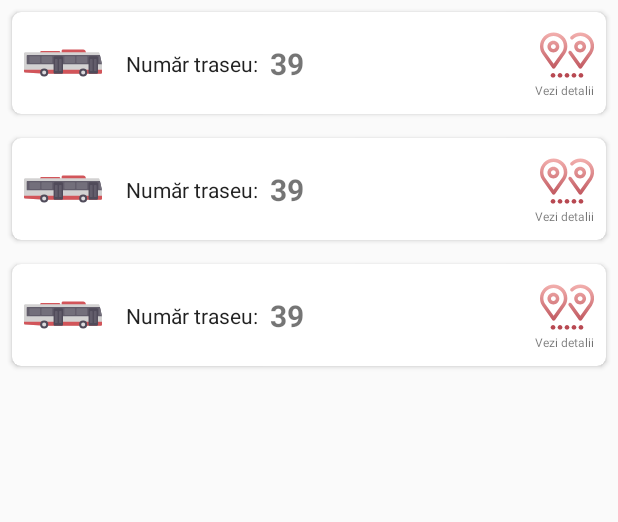
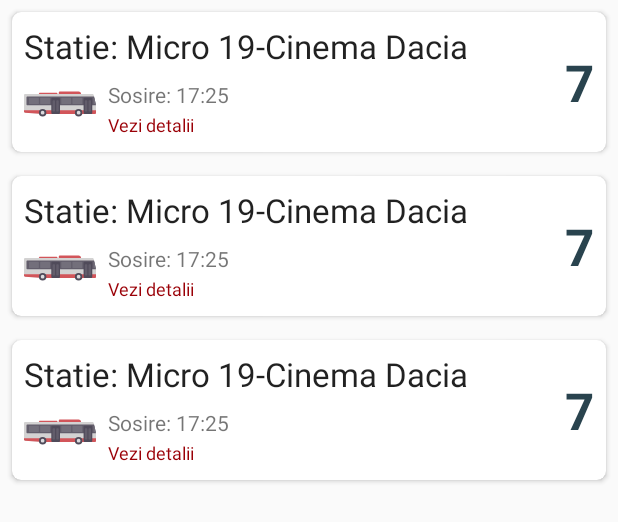
Before and after one commit to ViorelAlbastrelu/eticket, an Android app: the layout bus_frag02_routes.xml on its own in the app's theme, with its tools: preview values and no code run, on a phone screen of 412 x 824 dp. Shown: the top 522 px of the screen. Run offline under Robolectric (Android 15) with nearby library versions, the phone set to English and light mode, and no system bars.

Commit message:
Used item_scheduled_route in bus fragment
Minor UI adjustments.

```diff
--- a/app/src/main/java/com/faciee/cti/valbastrelu/eticket/ui/common/adapters/RoutesAdapter.kt
+++ b/app/src/main/java/com/faciee/cti/valbastrelu/eticket/ui/common/adapters/RoutesAdapter.kt
@@ -7,7 +7,7 @@ import androidx.databinding.DataBindingUtil
 import androidx.recyclerview.widget.DiffUtil
 import androidx.recyclerview.widget.RecyclerView
 import com.faciee.cti.valbastrelu.eticket.R
-import com.faciee.cti.valbastrelu.eticket.databinding.ItemRouteBinding
+import com.faciee.cti.valbastrelu.eticket.databinding.ItemScheduledRouteBinding
 import com.faciee.cti.valbastrelu.eticket.room.entities.Route
 import com.faciee.cti.valbastrelu.eticket.ui.bus.RouteClickListener
 import com.faciee.cti.valbastrelu.eticket.ui.common.adapters.RoutesAdapter.RouteViewHolder
@@ -30,11 +30,11 @@ class RoutesAdapter(private val clickCallback: RouteClickListener) : RecyclerVie
 		}
 
 	override fun onCreateViewHolder(parent: ViewGroup, viewType: Int): RouteViewHolder =
-			RouteViewHolder(DataBindingUtil.inflate(LayoutInflater.from(parent.context), R.layout.item_route, parent, false))
+			RouteViewHolder(DataBindingUtil.inflate(LayoutInflater.from(parent.context), R.layout.item_scheduled_route, parent, false))
 
 	override fun onBindViewHolder(holder: RouteViewHolder, position: Int) {
 		Log.d(TAG, "onBindViewHolder: called.")
-		holder.routeBinding.callback = clickCallback
+		holder.routeBinding.callback= clickCallback
 		holder.routeBinding.route = routes[position]
 	}
 
@@ -57,7 +57,7 @@ class RoutesAdapter(private val clickCallback: RouteClickListener) : RecyclerVie
 		result.dispatchUpdatesTo(this)
 	}
 
-	inner class RouteViewHolder(val routeBinding: ItemRouteBinding) : RecyclerView.ViewHolder(routeBinding.root)
+	inner class RouteViewHolder(val routeBinding: ItemScheduledRouteBinding) : RecyclerView.ViewHolder(routeBinding.root)
 
 	companion object {
 		private const val TAG = "RoutesAdapter"
--- a/app/src/main/java/com/faciee/cti/valbastrelu/eticket/ui/home/FeedItemViewHolder.kt
+++ b/app/src/main/java/com/faciee/cti/valbastrelu/eticket/ui/home/FeedItemViewHolder.kt
@@ -2,7 +2,6 @@ package com.faciee.cti.valbastrelu.eticket.ui.home
 
 import androidx.databinding.ViewDataBinding
 import androidx.recyclerview.widget.RecyclerView
-import com.faciee.cti.valbastrelu.eticket.databinding.ItemRouteBinding
 import com.faciee.cti.valbastrelu.eticket.databinding.ItemScheduledRouteBinding
 import com.faciee.cti.valbastrelu.eticket.databinding.ItemTicketBinding
 import com.faciee.cti.valbastrelu.eticket.databinding.ItemTicketParkingBinding
@@ -14,7 +13,6 @@ const val UNKNOWN_VIEW_TYPE = 0
 const val TICKET_VIEW_TYPE = 1
 const val PTICKET_VIEW_TYPE = 2
 const val ROUTE_VIEW_TYPE = 3
-const val TRIP_VIEW_TYPE = 4
 
 sealed class FeedItemViewHolder<ITEM>(binding: ViewDataBinding) : RecyclerView.ViewHolder(binding.root) {
 	abstract fun bind(item: ITEM)
@@ -36,9 +34,4 @@ sealed class FeedItemViewHolder<ITEM>(binding: ViewDataBinding) : RecyclerView.V
 			routeBinding.route = item
 		}
 	}
-
-	class TripFeedHolder(routeBinding: ItemRouteBinding) : FeedItemViewHolder<Route>(routeBinding) {
-		override fun bind(item: Route) {
-		}
-	}
 }
--- a/app/src/main/java/com/faciee/cti/valbastrelu/eticket/ui/home/HomeFeedAdapter.kt
+++ b/app/src/main/java/com/faciee/cti/valbastrelu/eticket/ui/home/HomeFeedAdapter.kt
@@ -55,7 +55,6 @@ class HomeFeedAdapter : RecyclerView.Adapter<FeedItemViewHolder<*>>() {
 			is FeedItemViewHolder.TicketFeedHolder -> holder.bind(feedItems[position] as Ticket)
 			is FeedItemViewHolder.ParkingTicketFeedHolder -> holder.bind(feedItems[position] as TicketParking)
 			is FeedItemViewHolder.RouteFeedHolder -> holder.bind(feedItems[position] as Route)
-			is FeedItemViewHolder.TripFeedHolder -> TODO()
 		}
 	}
 
--- a/app/src/main/res/layout/bus_frag02_routes.xml
+++ b/app/src/main/res/layout/bus_frag02_routes.xml
@@ -23,7 +23,7 @@
 			app:layout_constraintHorizontal_bias="1.0"
 			app:layout_constraintStart_toStartOf="parent"
 			app:layout_constraintTop_toTopOf="parent"
-			tools:listitem="@layout/item_route" />
+			tools:listitem="@layout/item_scheduled_route" />
 
 	</androidx.constraintlayout.widget.ConstraintLayout>
 </layout>
--- a/app/src/main/res/layout/item_route.xml
+++ /dev/null
@@ -1,97 +0,0 @@
-<?xml version="1.0" encoding="utf-8"?>
-<layout xmlns:android="http://schemas.android.com/apk/res/android"
-	xmlns:app="http://schemas.android.com/apk/res-auto"
-	xmlns:tools="http://schemas.android.com/tools">
-
-	<data>
-
-		<variable
-			name="route"
-			type="com.faciee.cti.valbastrelu.eticket.room.entities.Route" />
-
-		<variable
-			name="callback"
-			type="com.faciee.cti.valbastrelu.eticket.ui.bus.RouteClickListener" />
-	</data>
-
-	<androidx.cardview.widget.CardView
-	android:layout_width="match_parent"
-	android:layout_height="wrap_content"
-	android:layout_margin="@dimen/feeditem_outside_margin"
-	app:cardCornerRadius="6dp"
-	app:contentPadding="@dimen/feeditem_inside_padding">
-
-	<androidx.constraintlayout.widget.ConstraintLayout
-		android:layout_width="match_parent"
-		android:layout_height="wrap_content">
-
-		<ImageView
-			android:id="@+id/traseuTypeIcon"
-			android:layout_width="52dp"
-			android:layout_height="52dp"
-			app:layout_constraintBottom_toBottomOf="parent"
-			app:layout_constraintStart_toStartOf="parent"
-			app:layout_constraintTop_toTopOf="parent"
-			app:srcCompat="@drawable/ic_bus"
-			app:transportIcon="@{route.transportType.getTransportTypeIcon()}"
-			tools:ignore="ContentDescription" />
-
-		<TextView
-			android:id="@+id/traseu_no"
-			android:layout_width="0dp"
-			android:layout_height="wrap_content"
-			android:layout_marginStart="16dp"
-			android:layout_marginTop="8dp"
-			android:layout_marginBottom="8dp"
-			android:text="@string/nr_traseu_fmt"
-			android:textAppearance="@style/TextAppearance.AppCompat.Body1"
-			app:layout_constraintBottom_toBottomOf="parent"
-			app:layout_constraintStart_toEndOf="@+id/traseuTypeIcon"
-			app:layout_constraintTop_toTopOf="parent" />
-
-		<TextView
-			android:id="@+id/traseu_no2"
-			android:layout_width="wrap_content"
-			android:layout_height="wrap_content"
-			android:layout_marginStart="8dp"
-			android:layout_marginTop="8dp"
-			android:layout_marginBottom="8dp"
-			android:text="@{String.valueOf(route.number)}"
-			android:textAlignment="center"
-			android:textSize="20sp"
-			android:textStyle="bold"
-			app:layout_constraintBottom_toBottomOf="parent"
-			app:layout_constraintStart_toEndOf="@+id/traseu_no"
-			app:layout_constraintTop_toTopOf="parent"
-			tools:text="39" />
-
-		<LinearLayout
-			android:id="@+id/linearLayout"
-			android:layout_width="wrap_content"
-			android:layout_height="match_parent"
-			android:orientation="vertical"
-			app:layout_constraintBottom_toBottomOf="parent"
-			app:layout_constraintEnd_toEndOf="parent"
-			app:layout_constraintTop_toTopOf="parent">
-
-			<Button
-				android:id="@+id/infoBtn"
-				style="@android:style/Widget.DeviceDefault.Button.Inset"
-				android:layout_width="36dp"
-				android:layout_height="36dp"
-				android:layout_gravity="end"
-				android:background="@drawable/ic_pin_map"
-				android:onClick="@{() -> callback.onRouteClicked(route.number)}" />
-
-			<TextView
-				android:id="@+id/infoBtnText"
-				android:layout_width="wrap_content"
-				android:layout_height="wrap_content"
-				android:text="@string/vezi_detalii"
-				android:textSize="8sp"
-				tools:ignore="SmallSp" />
-		</LinearLayout>
-
-	</androidx.constraintlayout.widget.ConstraintLayout>
-	</androidx.cardview.widget.CardView>
-</layout>
--- a/app/src/main/res/layout/item_scheduled_route.xml
+++ b/app/src/main/res/layout/item_scheduled_route.xml
@@ -8,6 +8,11 @@
 		<variable
 			name="route"
 			type="com.faciee.cti.valbastrelu.eticket.room.entities.Route" />
+
+		<variable
+			name="callback"
+			type="com.faciee.cti.valbastrelu.eticket.ui.bus.RouteClickListener" />
+
 	</data>
 
 	<androidx.cardview.widget.CardView
@@ -27,22 +32,22 @@
 				android:layout_height="48dp"
 				app:layout_constraintBottom_toBottomOf="parent"
 				app:layout_constraintStart_toStartOf="parent"
-			app:layout_constraintTop_toTopOf="parent"
-			app:transportIcon="@{route.transportType.getTransportTypeIcon()}"
-			app:srcCompat="@drawable/ic_bus" />
+				app:layout_constraintTop_toBottomOf="@+id/labelRouteName"
+				app:srcCompat="@drawable/ic_bus"
+				app:transportIcon="@{route.transportType.getTransportTypeIcon()}" />
 
 			<TextView
 				android:id="@+id/labelRouteName"
 				android:layout_width="0dp"
 				android:layout_height="wrap_content"
-			android:layout_marginStart="16dp"
 				android:layout_marginEnd="8dp"
+				android:maxLines="2"
 				android:text="@{route.transportType.typeName}"
 				android:textAppearance="@style/TextAppearance.AppCompat.Large"
 				app:layout_constraintBottom_toTopOf="@+id/labelRouteTime"
 				app:layout_constraintEnd_toStartOf="@+id/labelRouteNumber"
 				app:layout_constraintHorizontal_bias="0.5"
-			app:layout_constraintStart_toEndOf="@+id/iconRouteType"
+				app:layout_constraintStart_toStartOf="parent"
 				app:layout_constraintTop_toTopOf="parent"
 				app:layout_constraintVertical_bias="0.0"
 				app:layout_constraintVertical_chainStyle="packed"
@@ -54,9 +59,12 @@
 				android:layout_height="wrap_content"
 				android:text="@{String.valueOf(route.number)}"
 				android:textAppearance="@style/TextAppearance.AppCompat.Display1"
+				android:textColor="@color/colorPrimaryDark"
 				android:textStyle="bold"
 				app:layout_constraintBottom_toBottomOf="parent"
 				app:layout_constraintEnd_toEndOf="parent"
+				app:layout_constraintHorizontal_bias="0.5"
+				app:layout_constraintStart_toEndOf="@+id/labelRouteName"
 				app:layout_constraintTop_toTopOf="parent"
 				tools:text="7" />
 
@@ -64,14 +72,30 @@
 				android:id="@+id/labelRouteTime"
 				android:layout_width="0dp"
 				android:layout_height="wrap_content"
+				android:layout_marginStart="8dp"
+				android:layout_marginTop="8dp"
 				android:textAppearance="@style/TextAppearance.AppCompat.Small"
-			app:layout_constraintBottom_toBottomOf="parent"
+				app:layout_constraintBottom_toTopOf="@+id/textView"
 				app:layout_constraintEnd_toEndOf="@+id/labelRouteName"
 				app:layout_constraintHorizontal_bias="0.5"
-			app:layout_constraintStart_toStartOf="@+id/labelRouteName"
+				app:layout_constraintStart_toEndOf="@+id/iconRouteType"
 				app:layout_constraintTop_toBottomOf="@+id/labelRouteName"
 				app:time="@{route.startTime}"
 				tools:text="Sosire: 17:25" />
+
+			<TextView
+				android:id="@+id/labelRouteDetails"
+				android:layout_width="0dp"
+				android:layout_height="wrap_content"
+				android:onClick="@{() -> callback.onRouteClicked(route.number)}"
+				android:text="@string/vezi_detalii"
+				android:textAppearance="@style/TextAppearance.AppCompat.Small"
+				android:textColor="@color/colorAccent"
+				android:textSize="12sp"
+				app:layout_constraintBottom_toBottomOf="parent"
+				app:layout_constraintEnd_toEndOf="@+id/labelRouteTime"
+				app:layout_constraintStart_toStartOf="@+id/labelRouteTime"
+				app:layout_constraintTop_toBottomOf="@+id/labelRouteTime" />
 
 		</androidx.constraintlayout.widget.ConstraintLayout>
 
```
Lines whose indentation alone changed are shown as unchanged.
